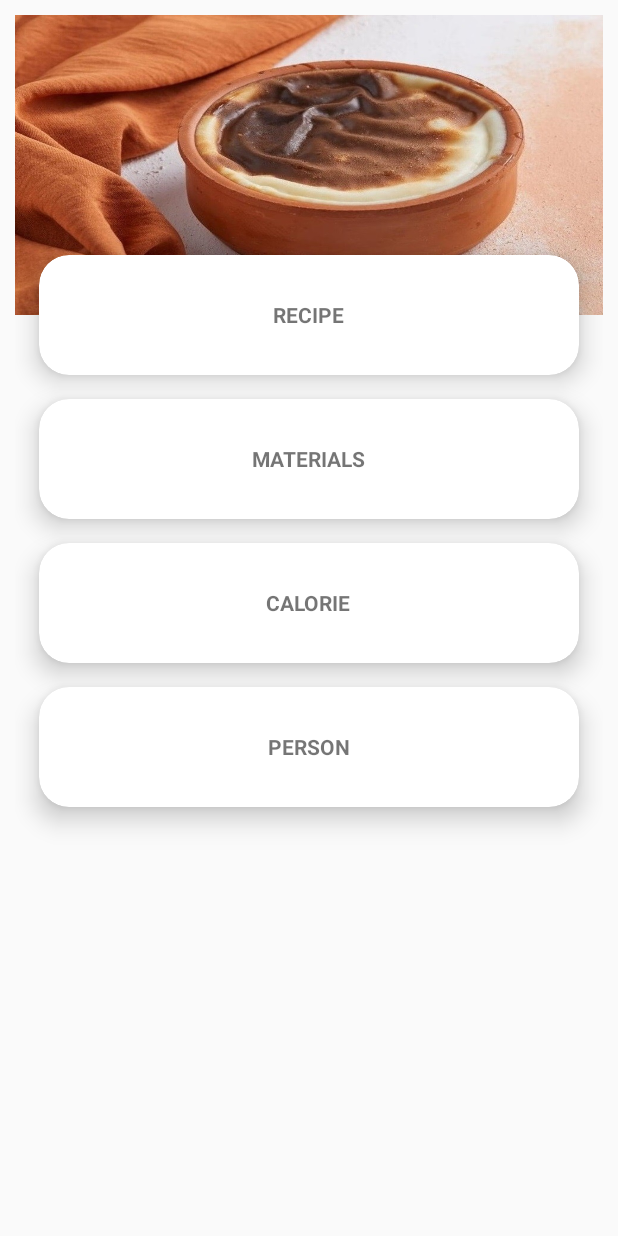
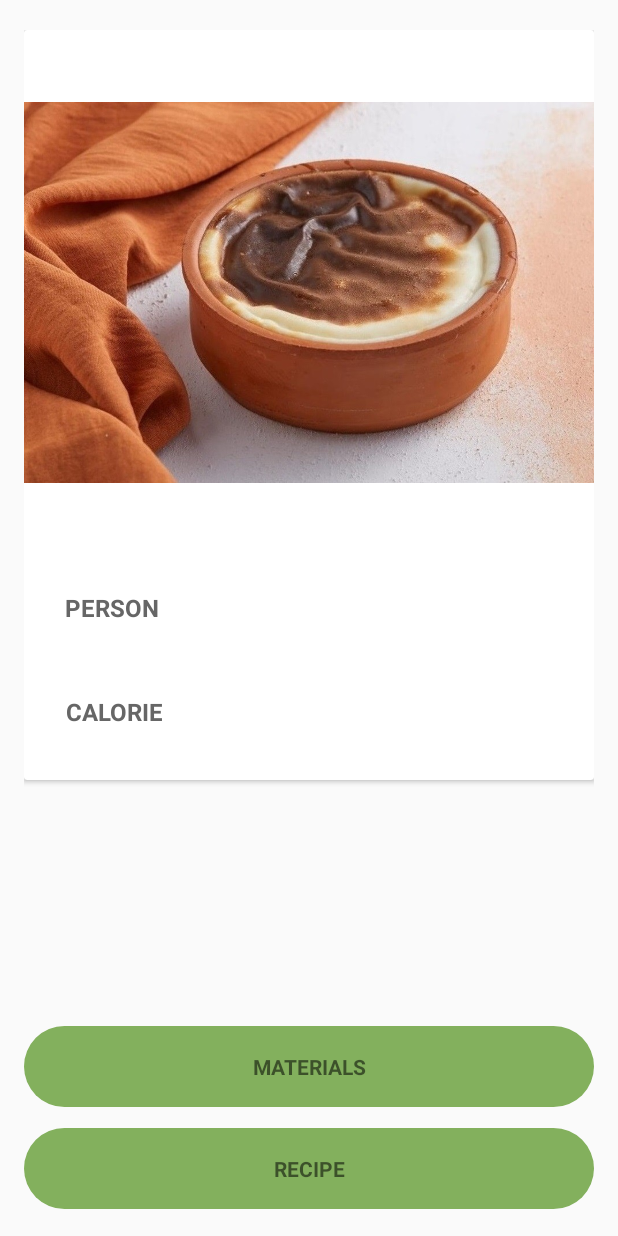
Before and after one commit to flzyldzt/RecipeApp, an Android app: the layout item_sub_detail.xml on its own in the app's theme, with its tools: preview values and no code run, on a phone screen of 412 x 824 dp. Run offline under Robolectric (Android 15) with nearby library versions, the phone set to English and light mode, and no system bars.

Commit message:
item_detail sayfası düzenlendi

```diff
--- a/app/src/main/java/com/example/yemektarifiapp/recipedetail/DetailAdapter.java
+++ b/app/src/main/java/com/example/yemektarifiapp/recipedetail/DetailAdapter.java
@@ -26,7 +26,7 @@ public class DetailAdapter extends RecyclerView.Adapter<DetailAdapter.DetailHold
     @NonNull
     @Override
     public DetailHolder onCreateViewHolder(@NonNull ViewGroup parent, int viewType) {
-        View view = LayoutInflater.from(parent.getContext()).inflate(R.layout.item_detail, parent, false);
+        View view = LayoutInflater.from(parent.getContext()).inflate(R.layout.item_sub_detail, parent, false);
         return new DetailHolder(view);
     }
 
--- a/app/src/main/java/com/example/yemektarifiapp/recipedetail/DetailFragment.java
+++ b/app/src/main/java/com/example/yemektarifiapp/recipedetail/DetailFragment.java
@@ -33,7 +33,7 @@ public class DetailFragment extends Fragment {
 
     @Override
     public View onCreateView(LayoutInflater inflater, ViewGroup container, Bundle savedInstanceState) {
-        view = inflater.inflate(R.layout.fragment_detail, container, false);
+        view = inflater.inflate(R.layout.fragment_sub_detail, container, false);
         initArguments();
         initViews();
         setViewParams();
--- a/app/src/main/res/layout/item_sub_detail.xml
+++ b/app/src/main/res/layout/item_sub_detail.xml
@@ -1,105 +1,104 @@
 <?xml version="1.0" encoding="utf-8"?>
 <androidx.constraintlayout.widget.ConstraintLayout xmlns:android="http://schemas.android.com/apk/res/android"
     xmlns:app="http://schemas.android.com/apk/res-auto"
-    xmlns:tools="http://schemas.android.com/tools"
     android:layout_width="match_parent"
     android:layout_height="match_parent"
-    android:layout_margin="@dimen/margin_10dp">
+    android:id="@+id/clDetail"
+    android:layout_marginHorizontal="@dimen/margin_16dp"
+    android:layout_marginTop="@dimen/margin_20dp">
 
-    <View
-        android:id="@+id/background_view"
+    <androidx.cardview.widget.CardView
+        android:id="@+id/cardViewDetail"
         android:layout_width="match_parent"
-        android:layout_height="200dp"
-        android:background="@drawable/firin_sutlac"
+        android:layout_height="wrap_content"
         app:layout_constraintEnd_toEndOf="parent"
         app:layout_constraintStart_toStartOf="parent"
-        app:layout_constraintTop_toTopOf="parent" />
+        app:layout_constraintTop_toTopOf="parent">
 
-    <androidx.cardview.widget.CardView
-        android:id="@+id/cvRecipe"
+        <androidx.constraintlayout.widget.ConstraintLayout
+            android:id="@+id/clDetail2"
             android:layout_width="match_parent"
-        android:layout_height="80dp"
-        android:layout_margin="@dimen/margin_16dp"
-        app:cardCornerRadius="20dp"
-        app:cardElevation="10dp"
-        app:layout_constraintBottom_toBottomOf="@+id/background_view"
+            android:layout_height="500dp"
+            android:orientation="vertical">
+
+            <ImageView
+                android:id="@+id/ivDetailPicture"
+                android:layout_width="match_parent"
+                android:layout_height="350dp"
+                android:src="@drawable/firin_sutlac"
+                app:layout_constraintBottom_toBottomOf="parent"
                 app:layout_constraintEnd_toEndOf="parent"
                 app:layout_constraintHorizontal_bias="0.0"
                 app:layout_constraintStart_toStartOf="parent"
-        app:layout_constraintTop_toBottomOf="@+id/background_view"
-        app:layout_constraintVertical_bias="0.0">
+                app:layout_constraintTop_toTopOf="parent"
+                app:layout_constraintVertical_bias="0.0" />
 
             <TextView
+                android:id="@+id/tvDetailPerson"
                 android:layout_width="wrap_content"
                 android:layout_height="wrap_content"
-            android:layout_gravity="center"
-            android:text="@string/cv_recipe"
-            android:textSize="@dimen/text_size_14sp"
-            android:textStyle="bold" />
+                android:layout_marginTop="@dimen/margin_12dp"
+                android:gravity="start"
+                android:padding="@dimen/padding_12dp"
+                android:text="@string/cv_person"
+                android:textColor="@color/cb_text_color"
+                android:textSize="@dimen/text_size_16sp"
+                android:textStyle="bold"
+                app:layout_constraintEnd_toEndOf="parent"
+                app:layout_constraintHorizontal_bias="0.053"
+                app:layout_constraintStart_toStartOf="parent"
+                app:layout_constraintTop_toBottomOf="@+id/ivDetailPicture" />
+
+            <TextView
+                android:id="@+id/tvDetailCalorie"
+                android:layout_width="wrap_content"
+                android:layout_height="wrap_content"
+                android:gravity="start"
+                android:padding="@dimen/padding_12dp"
+                android:text="@string/cv_calorie"
+                android:textColor="@color/cb_text_color"
+                android:textSize="@dimen/text_size_16sp"
+                android:textStyle="bold"
+                app:layout_constraintBottom_toBottomOf="parent"
+                app:layout_constraintEnd_toEndOf="parent"
+                app:layout_constraintHorizontal_bias="0.054"
+                app:layout_constraintStart_toStartOf="@+id/ivDetailPicture"
+                app:layout_constraintTop_toBottomOf="@+id/tvDetailPerson" />
+
+        </androidx.constraintlayout.widget.ConstraintLayout>
 
     </androidx.cardview.widget.CardView>
 
-    <androidx.cardview.widget.CardView
-        android:id="@+id/cvMaterial"
+    <TextView
+        android:id="@+id/tvDetailRecipe"
         android:layout_width="match_parent"
-        android:layout_height="80dp"
-        android:layout_margin="@dimen/margin_16dp"
-        app:cardCornerRadius="20dp"
-        app:cardElevation="10dp"
+        android:layout_height="54dp"
+        android:layout_marginTop="@dimen/margin_12dp"
+        android:background="@drawable/background_btn"
+        android:gravity="center"
+        android:text="@string/cv_recipe"
+        android:textSize="@dimen/text_size_14sp"
+        android:textStyle="bold"
+        app:layout_constraintBottom_toBottomOf="parent"
         app:layout_constraintEnd_toEndOf="parent"
-        app:layout_constraintHorizontal_bias="1.0"
+        app:layout_constraintHorizontal_bias="0.0"
         app:layout_constraintStart_toStartOf="parent"
-        app:layout_constraintTop_toBottomOf="@+id/cvRecipe">
+        app:layout_constraintTop_toBottomOf="@+id/tvDetailMaterial"
+        app:layout_constraintVertical_bias="0.102" />
 
     <TextView
-            android:layout_width="wrap_content"
-            android:layout_height="wrap_content"
-            android:layout_gravity="center"
+        android:id="@+id/tvDetailMaterial"
+        android:layout_width="match_parent"
+        android:layout_height="54dp"
+        android:layout_marginTop="164dp"
+        android:background="@drawable/background_btn"
+        android:gravity="center"
         android:text="@string/cv_materials"
         android:textSize="@dimen/text_size_14sp"
-            android:textStyle="bold" />
-
-    </androidx.cardview.widget.CardView>
-
-    <androidx.cardview.widget.CardView
-        android:id="@+id/cvCalorie"
-        android:layout_width="match_parent"
-        android:layout_height="80dp"
-        android:layout_margin="@dimen/margin_16dp"
-        app:cardCornerRadius="20dp"
-        app:cardElevation="10dp"
+        android:textStyle="bold"
         app:layout_constraintEnd_toEndOf="parent"
+        app:layout_constraintHorizontal_bias="0.0"
         app:layout_constraintStart_toStartOf="parent"
-        app:layout_constraintTop_toBottomOf="@+id/cvMaterial">
-
-        <TextView
-            android:layout_width="wrap_content"
-            android:layout_height="wrap_content"
-            android:layout_gravity="center"
-            android:text="@string/cv_calorie"
-            android:textSize="@dimen/text_size_14sp"
-            android:textStyle="bold" />
-
-    </androidx.cardview.widget.CardView>
-
-    <androidx.cardview.widget.CardView
-        android:id="@+id/cvPerson"
-        android:layout_width="match_parent"
-        android:layout_height="80dp"
-        android:layout_margin="@dimen/margin_16dp"
-        app:cardCornerRadius="20dp"
-        app:cardElevation="10dp"
-        app:layout_constraintEnd_toEndOf="parent"
-        app:layout_constraintStart_toStartOf="parent"
-        app:layout_constraintTop_toBottomOf="@+id/cvCalorie">
-
-        <TextView
-            android:layout_width="wrap_content"
-            android:layout_height="wrap_content"
-            android:layout_gravity="center"
-            android:text="@string/cv_person"
-            android:textSize="@dimen/text_size_14sp"
-            android:textStyle="bold" />
-    </androidx.cardview.widget.CardView>
+        app:layout_constraintTop_toBottomOf="@+id/cardViewDetail" />
 
 </androidx.constraintlayout.widget.ConstraintLayout>
--- a/app/src/main/res/values/dimens.xml
+++ b/app/src/main/res/values/dimens.xml
@@ -17,7 +17,13 @@
     <dimen name="radius_50dp">50dp</dimen>
     <dimen name="radius_40dp">40dp</dimen>
     <dimen name="radius_10dp">10dp</dimen>
+
+
     <dimen name="padding_3dp">3dp</dimen>
+    <dimen name="padding_20dp">20dp</dimen>
+    <dimen name="padding_8dp">8dp</dimen>
+    <dimen name="padding_10dp">10dp</dimen>
+    <dimen name="padding_12dp">12dp</dimen>
 
     <!--Radius : 2,4,8,10-->
 
```
Also changed, not shown: app/src/main/java/com/example/yemektarifiapp/subcategory/SubCategoryFragment.java (+0 -14 lines), app/src/main/res/layout/fragment_detail.xml (deleted, +0 -76 lines), app/src/main/res/layout/item_detail.xml (deleted, +0 -74 lines). Lines whose indentation alone changed are shown as unchanged.
